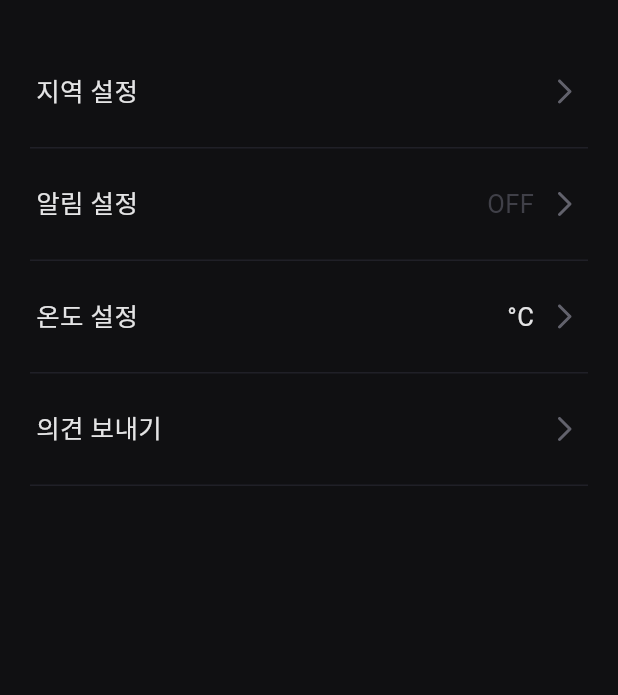
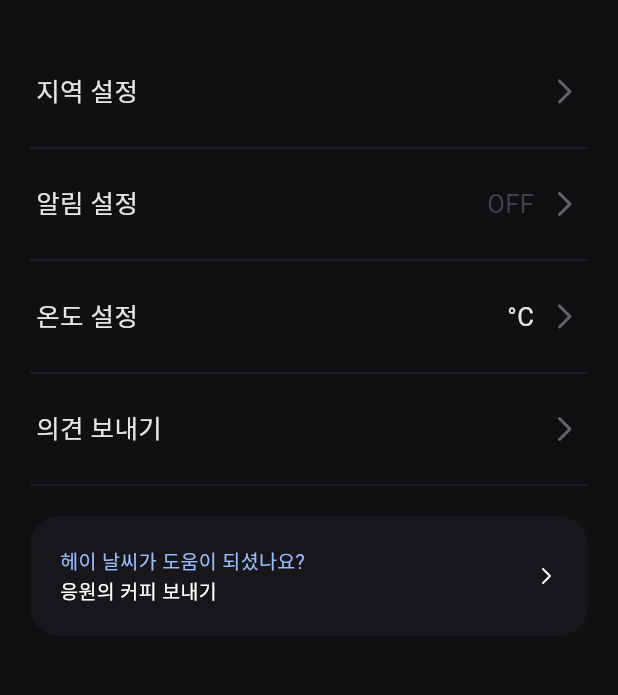
Before and after one commit to jhk-im/hey_weather, a Flutter app: the SettingMainPage screen opened by its route, on a phone screen of 412 x 824 dp, the part 72-767 px from its top. Run offline on Flutter 3.47's test engine with Material 3 defaults, Android fonts, the phone set to English and light mode, and no system bars; our stand-ins replace connectivity, csv, device_info, easy_rich_text, flutter_datetime_picker_plus, flutter_dotenv and 13 more; missing offline and left inert: flutter_shake_animated, ios_utsname_ext, xml2json; accounts and stored records are empty; generated files the repository leaves out were written again; network calls fail; Roboto replaces fonts that are missing (PretendardRegular, PretendardSemiBold).

Commit message:
feat: 응원의커피 보내기 추가

```diff
--- a/lib/common/translations_info.dart
+++ b/lib/common/translations_info.dart
@@ -97,6 +97,7 @@ class TranslationsInfo extends Translations {
     'dialog_delete_weather_title': '@name 위젯을 삭제할까요?',
     'dialog_delete_weather_subtitle': '이 위젯을 삭제해도 다시 추가할 수 있어요',
     'dialog_delete_location': '이 지역을 삭제할까요?',
+    'dialog_delete_notification': '이 알림을 삭제할까요?',
     'dialog_notification_subtitle': '이미 등록된 시간대예요.',
 
     // toast
--- a/lib/pages/setting/setting_main_page.dart
+++ b/lib/pages/setting/setting_main_page.dart
@@ -64,10 +64,7 @@ class SettingMainPage extends GetView<SettingMainController> {
                   ),
 
                   // 지역 설정
-                  InkWell(
-                    splashColor: kBaseColor,
-                    highlightColor: Colors.transparent,
-                    hoverColor: Colors.transparent,
+                  GestureDetector(
                     onTap: () {
                       Get.toNamed(Routes.routeAddress);
                     },
@@ -79,7 +76,12 @@ class SettingMainPage extends GetView<SettingMainController> {
                             'setting_location'.tr,
                             color: kTextPrimaryColor,
                           ),
-                          const Spacer(),
+                          Expanded(
+                            child: Container(
+                              color: Colors.transparent,
+                              height: 20,
+                            ),
+                          ),
                           SvgUtils.icon(context, 'arrow_right', color: kIconColor),
                         ],
                       ),
@@ -93,10 +95,7 @@ class SettingMainPage extends GetView<SettingMainController> {
                   ),
 
                   // 알림 설정
-                  InkWell(
-                    splashColor: kBaseColor,
-                    highlightColor: Colors.transparent,
-                    hoverColor: Colors.transparent,
+                  GestureDetector(
                     onTap: () async {
                       var result = await Get.toNamed(Routes.routeSettingNotification);
 
@@ -112,7 +111,12 @@ class SettingMainPage extends GetView<SettingMainController> {
                             'setting_notification'.tr,
                             color: kTextPrimaryColor,
                           ),
-                          const Spacer(),
+                          Expanded(
+                            child: Container(
+                              color: Colors.transparent,
+                              height: 20,
+                            ),
+                          ),
                           HeyText.bodySemiBold(
                             controller.isNotificationPermission ? 'on'.tr : 'off'.tr,
                             color: controller.isNotificationPermission ? kTextPrimaryColor : kDividerPrimaryColor,
@@ -131,10 +135,7 @@ class SettingMainPage extends GetView<SettingMainController> {
                   ),
 
                   // 온도 설정
-                  InkWell(
-                    splashColor: kBaseColor,
-                    highlightColor: Colors.transparent,
-                    hoverColor: Colors.transparent,
+                  GestureDetector(
                     onTap: () {
                       HeyBottomSheet.showTemperatureBottomSheet(
                         context,
@@ -150,7 +151,12 @@ class SettingMainPage extends GetView<SettingMainController> {
                             'setting_temperature'.tr,
                             color: kTextPrimaryColor,
                           ),
-                          const Spacer(),
+                          Expanded(
+                            child: Container(
+                              color: Colors.transparent,
+                              height: 20,
+                            ),
+                          ),
                           HeyText.bodySemiBold(
                             controller.isFahrenheit ? 'fahrenheit'.tr : 'celsius'.tr,
                             color: kTextPrimaryColor,
@@ -169,10 +175,7 @@ class SettingMainPage extends GetView<SettingMainController> {
                   ),
 
                   // 의견 보내기
-                  InkWell(
-                    splashColor: kBaseColor,
-                    highlightColor: Colors.transparent,
-                    hoverColor: Colors.transparent,
+                  GestureDetector(
                     onTap: controller.sendEmail,
                     child: Container(
                       padding: const EdgeInsets.all(24),
@@ -182,7 +185,12 @@ class SettingMainPage extends GetView<SettingMainController> {
                             'send_opinion'.tr,
                             color: kTextPrimaryColor,
                           ),
-                          const Spacer(),
+                          Expanded(
+                            child: Container(
+                              color: Colors.transparent,
+                              height: 20,
+                            ),
+                          ),
                           SvgUtils.icon(context, 'arrow_right', color: kIconColor),
                         ],
                       ),
@@ -194,15 +202,10 @@ class SettingMainPage extends GetView<SettingMainController> {
                     margin: const EdgeInsets.symmetric(horizontal: 20),
                     child: const Divider(color: kButtonColor, height: 1),
                   ),
-                  /*Container(
+                  Container(
                     margin: const EdgeInsets.all(20),
-                    child: InkWell(
-                      splashColor: kBaseColor,
-                      highlightColor: Colors.transparent,
-                      hoverColor: Colors.transparent,
-                      onTap: () {
-
-                      },
+                    child: GestureDetector(
+                      onTap: controller.moveToCoffee,
                       child: Container(
                         padding: const EdgeInsets.all(20),
                         decoration: BoxDecoration(
@@ -237,7 +240,7 @@ class SettingMainPage extends GetView<SettingMainController> {
                         ),
                       ),
                     ),
-                  ),*/
+                  ),
                 ],
               ),
 
```
Also changed, not shown: lib/pages/setting/setting_main_controller.dart (+10 -1 lines), lib/pages/setting/setting_notification_controller.dart (+14 -5 lines).
